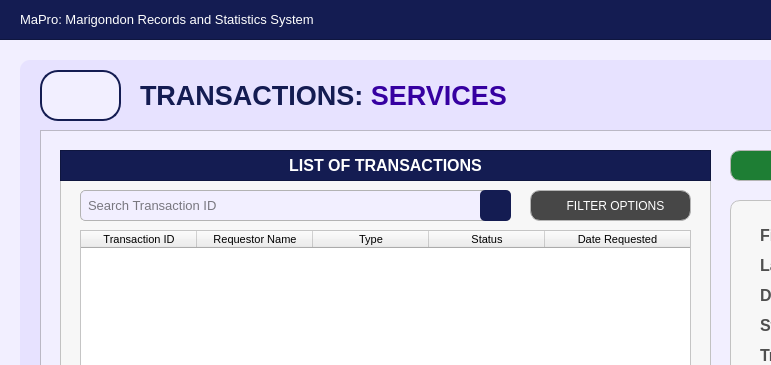
First picture: the form in Resources/UIs/MainPages/TransactionPages/services.ui, repository Yohhannn/Barangay-Records-Statistics-System, before the edit; both pictures show x 0 to 771 and y 0 to 365 of the 1350 by 850 pixel window.
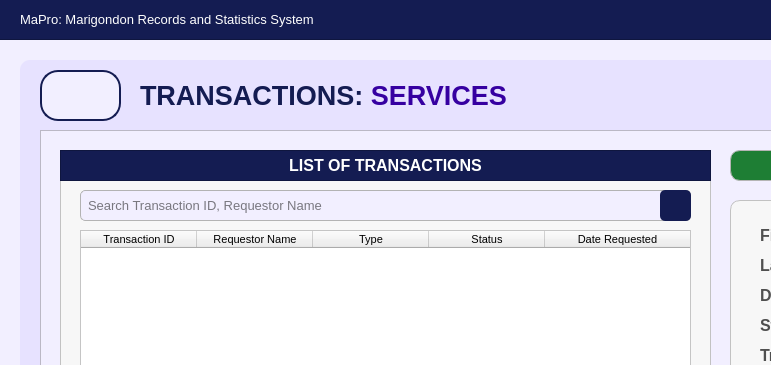
Second picture: the form after the edit. Icons and pictures are not drawn.

Commit message: drafted-filter-option-services

Patch:
```diff
--- a/Resources/UIs/MainPages/TransactionPages/services.ui
+++ b/Resources/UIs/MainPages/TransactionPages/services.ui
@@ -287,7 +287,7 @@
        <rect>
         <x>20</x>
         <y>40</y>
-        <width>431</width>
+        <width>611</width>
         <height>31</height>
        </rect>
       </property>
@@ -311,13 +311,13 @@
        <string/>
       </property>
       <property name="placeholderText">
-       <string>Search Transaction ID</string>
+       <string>Search Transaction ID, Requestor Name</string>
       </property>
      </widget>
      <widget class="QPushButton" name="inst_BusinessName_buttonSearch">
       <property name="geometry">
        <rect>
-        <x>420</x>
+        <x>600</x>
         <y>40</y>
         <width>31</width>
         <height>31</height>
@@ -503,61 +503,6 @@
        </property>
       </column>
      </widget>
-     <widget class="QPushButton" name="transactionList_buttonFilter">
-      <property name="geometry">
-       <rect>
-        <x>470</x>
-        <y>40</y>
-        <width>161</width>
-        <height>31</height>
-       </rect>
-      </property>
-      <property name="font">
-       <font>
-        <family>Arial</family>
-        <pointsize>9</pointsize>
-       </font>
-      </property>
-      <property name="cursor">
-       <cursorShape>PointingHandCursor</cursorShape>
-      </property>
-      <property name="focusPolicy">
-       <enum>Qt::FocusPolicy::NoFocus</enum>
-      </property>
-      <property name="styleSheet">
-       <string notr="true">#transactionList_buttonFilter {
-    background-color:  #474747;
-    color: white;
-    border: 1px solid #b5b5b5;
-    border-radius: 10px;
-    padding: 10px; 
-}
-
-#transactionList_buttonFilter:hover {
-    background-color: #636363;
-    color: white; 
-}
-
-#transactionList_buttonFilter:pressed {
-    background-color: #bfbfbf;
-    color: white; 
-}
-</string>
-      </property>
-      <property name="text">
-       <string>   FILTER OPTIONS</string>
-      </property>
-      <property name="icon">
-       <iconset>
-        <normaloff>../../../Assets/FuncIcons/icon_filter.svg</normaloff>../../../Assets/FuncIcons/icon_filter.svg</iconset>
-      </property>
-      <property name="iconSize">
-       <size>
-        <width>18</width>
-        <height>18</height>
-       </size>
-      </property>
-     </widget>
     </widget>
     <widget class="QPushButton" name="trans_Transact_button_remove">
      <property name="geometry">
```
